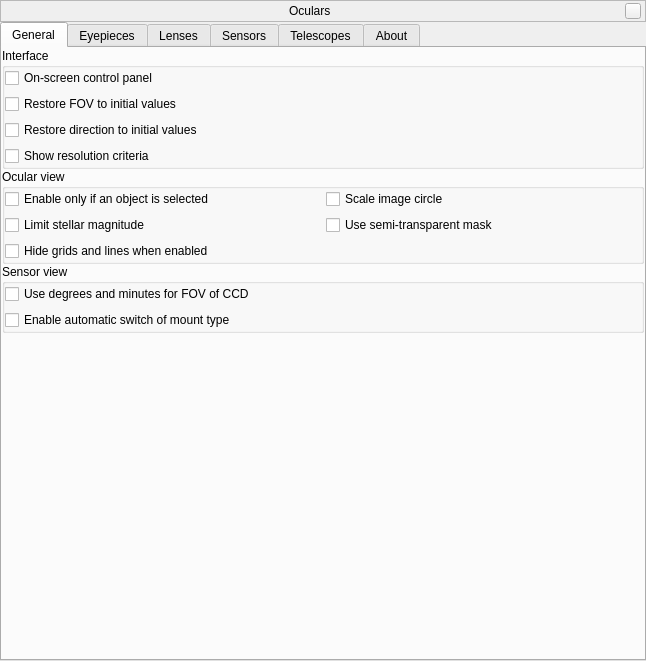
Qt form plugins/Oculars/src/gui/ocularDialog.ui (519984307/stellarium_src) before a commit.
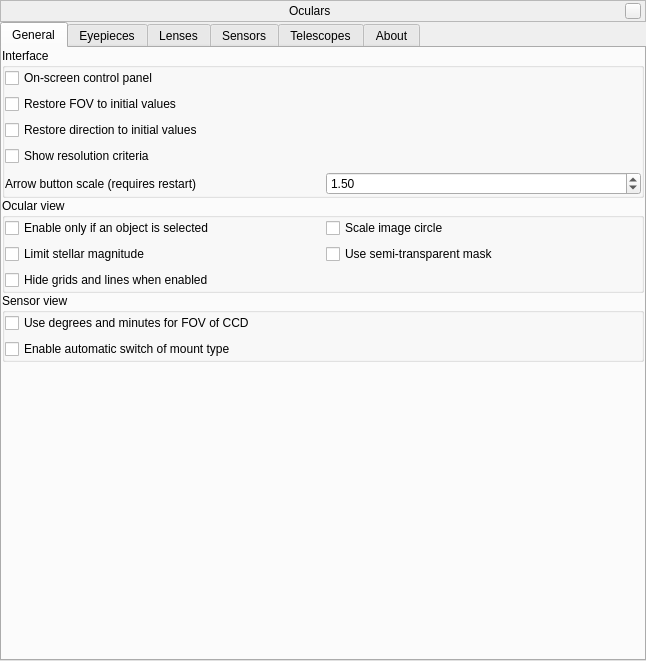
The same form after that commit. Icons and pictures are not drawn. Custom widgets are drawn as their Qt base class.

Commit message: Allow scaling of Ocular buttons. (Changing value requires restart.) Solves LP:1507205

Diff of the .ui file:
```diff
--- a/plugins/Oculars/src/gui/ocularDialog.ui
+++ b/plugins/Oculars/src/gui/ocularDialog.ui
@@ -196,31 +196,47 @@
              <property name="bottomMargin">
               <number>0</number>
              </property>
-             <item row="2" column="0">
-              <widget class="QCheckBox" name="checkBoxInitialDirection">
-               <property name="toolTip">
-                <string>Mark it if you want the direction value the same like at the startup of Stellarium.</string>
-               </property>
-               <property name="text">
-                <string>Restore direction to initial values</string>
-               </property>
-              </widget>
-             </item>
-             <item row="0" column="0">
+             <item row="1" column="0">
               <widget class="QCheckBox" name="checkBoxControlPanel">
                <property name="text">
                 <string>On-screen control panel</string>
                </property>
               </widget>
              </item>
+             <item row="5" column="1">
+              <widget class="QDoubleSpinBox" name="arrowButtonScaleDoubleSpinBox">
+               <property name="minimum">
+                <double>1.000000000000000</double>
+               </property>
+               <property name="maximum">
+                <double>2.500000000000000</double>
+               </property>
+               <property name="singleStep">
+                <double>0.050000000000000</double>
+               </property>
+               <property name="value">
+                <double>1.500000000000000</double>
+               </property>
+              </widget>
+             </item>
+             <item row="5" column="0">
+              <widget class="QLabel" name="arrowButtonScaleLabel">
+               <property name="text">
+                <string>Arrow button scale (requires restart)</string>
+               </property>
+              </widget>
+             </item>
              <item row="3" column="0">
-              <widget class="QCheckBox" name="checkBoxResolutionCriterion">
+              <widget class="QCheckBox" name="checkBoxInitialDirection">
+               <property name="toolTip">
+                <string>Mark it if you want the direction value the same like at the startup of Stellarium.</string>
+               </property>
                <property name="text">
-                <string>Show resolution criteria</string>
+                <string>Restore direction to initial values</string>
                </property>
               </widget>
              </item>
-             <item row="1" column="0">
+             <item row="2" column="0">
               <widget class="QCheckBox" name="checkBoxInitialFOV">
                <property name="toolTip">
                 <string>Mark it if you want the FOV value the same like at the startup of Stellarium.</string>
@@ -230,6 +246,13 @@
                </property>
               </widget>
              </item>
+             <item row="4" column="0">
+              <widget class="QCheckBox" name="checkBoxResolutionCriterion">
+               <property name="text">
+                <string>Show resolution criteria</string>
+               </property>
+              </widget>
+             </item>
             </layout>
            </widget>
           </item>
```
The commit also changes 4 other files.
